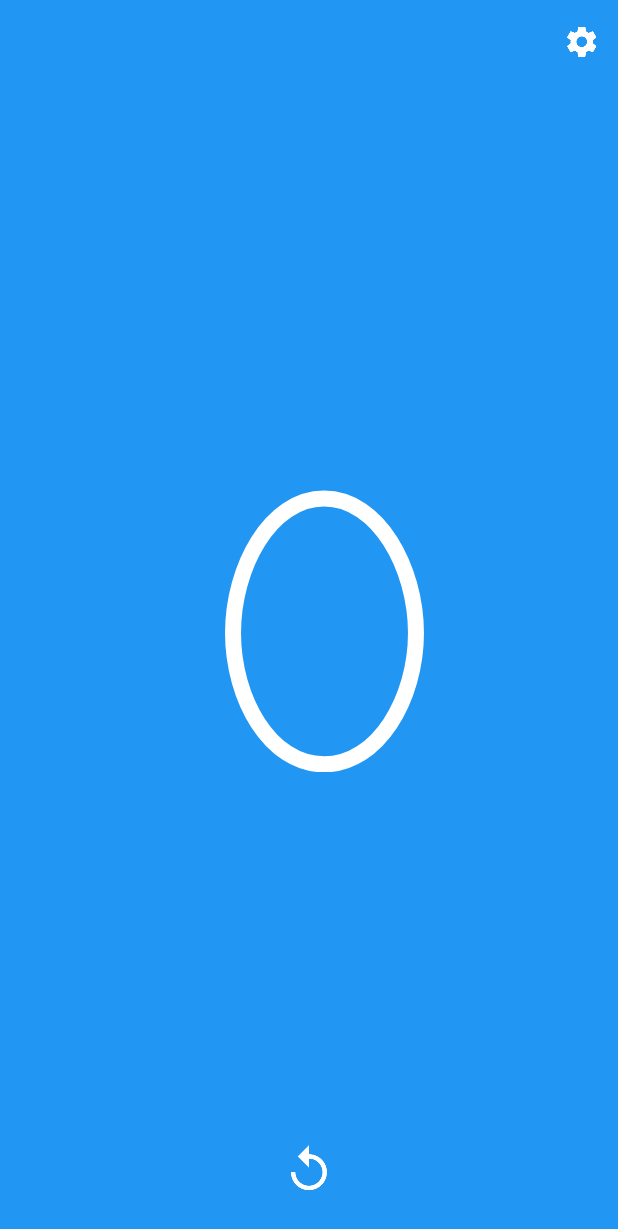
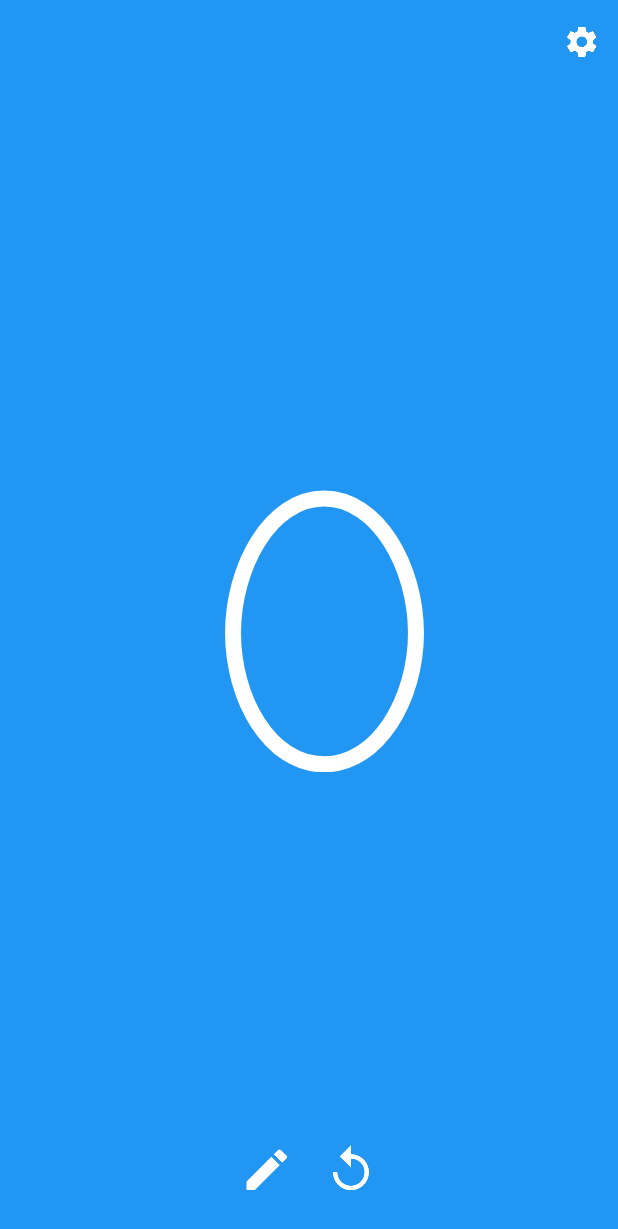
Before and after one commit to moezbhatti/qk-count, an Android app: the screen it shows after launch (MainActivity), on a phone screen of 412 x 824 dp. Shown: the top 1229 px of the screen. Run offline under Robolectric (Android 15) with nearby library versions, the phone set to English and light mode, and no system bars.

Commit message:
Add edit button

```diff
--- a/app/src/main/res/layout/counter.xml
+++ b/app/src/main/res/layout/counter.xml
@@ -36,6 +36,24 @@
         android:orientation="horizontal">
 
         <ImageButton
+            android:id="@+id/edit"
+            android:layout_width="56dp"
+            android:layout_height="56dp"
+            android:background="@drawable/ripple"
+            android:contentDescription="@string/cd_reset"
+            android:padding="8dp"
+            android:src="@drawable/ic_edit" />
+
+        <ImageButton
+            android:id="@+id/reset"
+            android:layout_width="56dp"
+            android:layout_height="56dp"
+            android:background="@drawable/ripple"
+            android:contentDescription="@string/cd_reset"
+            android:padding="8dp"
+            android:src="@drawable/ic_reset" />
+
+        <ImageButton
             android:id="@+id/direction_up"
             android:layout_width="56dp"
             android:layout_height="56dp"
@@ -53,15 +71,6 @@
             android:contentDescription="@string/cd_decrease"
             android:padding="8dp"
             android:src="@drawable/ic_arrow" />
-
-        <ImageButton
-            android:id="@+id/reset"
-            android:layout_width="56dp"
-            android:layout_height="56dp"
-            android:background="@drawable/ripple"
-            android:contentDescription="@string/cd_reset"
-            android:padding="8dp"
-            android:src="@drawable/ic_reset" />
     </LinearLayout>
 
 </LinearLayout>
```
